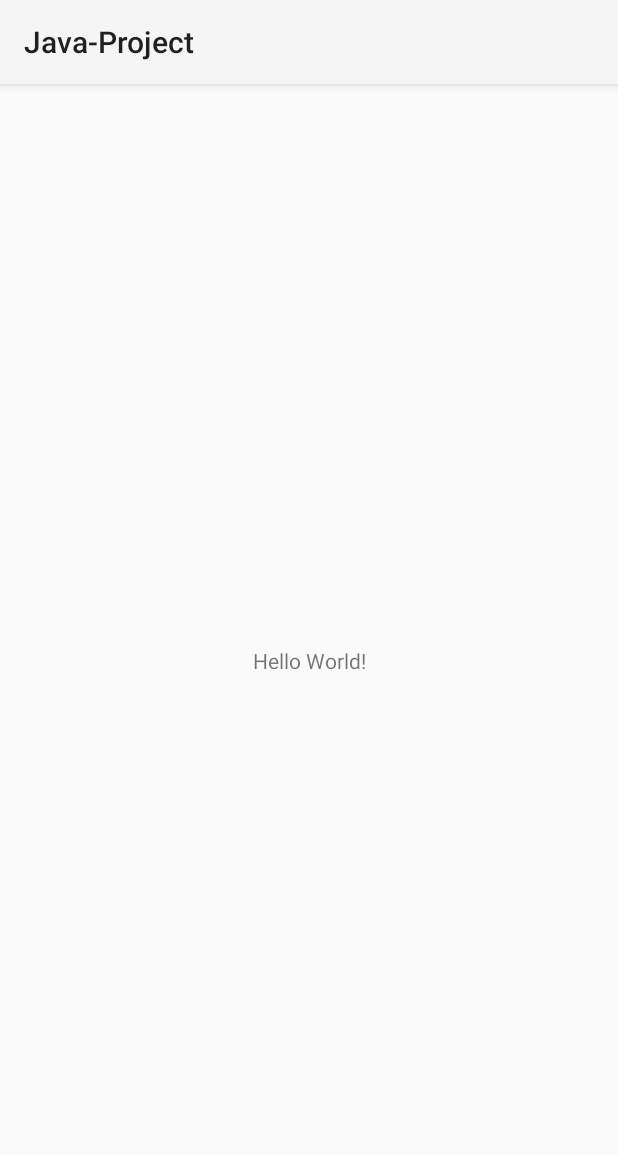
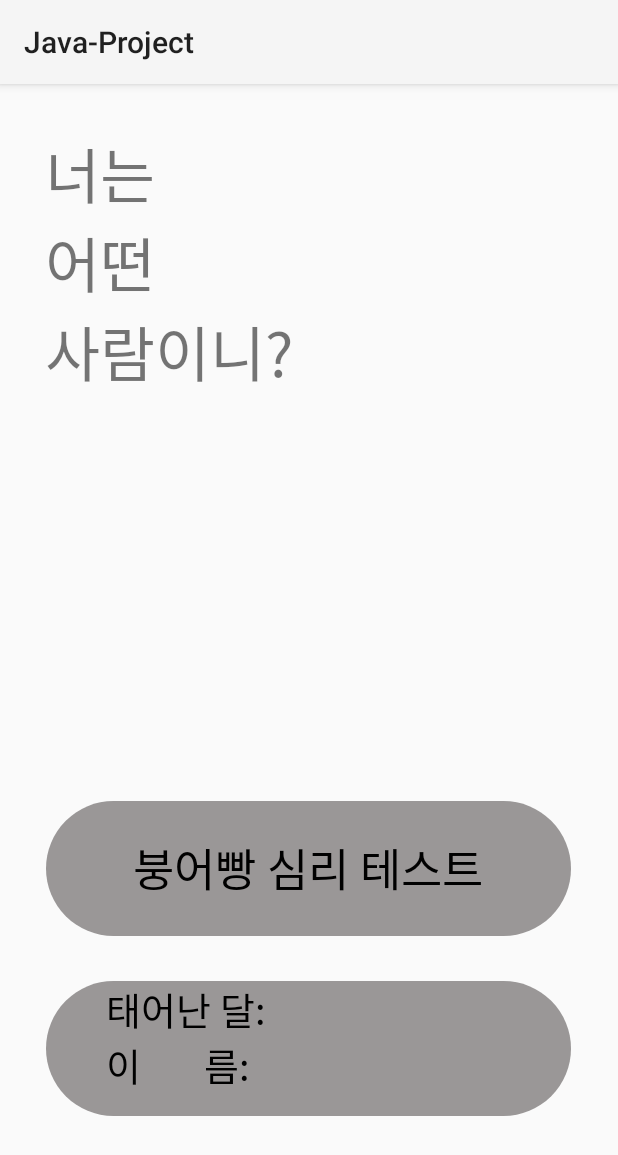
Before and after one commit to chaehyeon7/Java_Project, an Android app: the screen it shows after launch (MainActivity), on a phone screen of 412 x 824 dp. Shown: the top 1155 px of the screen. Run offline under Robolectric (Android 15) with nearby library versions, the phone set to English and light mode, and no system bars.

Commit message:
클릭 + 유형 레이아웃

```diff
--- a/app/src/main/java/kr/hs/emirim/chaehyeon/java_project/MainActivity.java
+++ b/app/src/main/java/kr/hs/emirim/chaehyeon/java_project/MainActivity.java
@@ -2,13 +2,61 @@ package kr.hs.emirim.chaehyeon.java_project;
 
 import androidx.appcompat.app.AppCompatActivity;
 
+import android.content.Intent;
 import android.os.Bundle;
+import android.view.View;
+import android.widget.Button;
+import android.widget.Toast;
 
-public class MainActivity extends AppCompatActivity {
+public class MainActivity extends AppCompatActivity implements View.OnClickListener {
+    Button button1;
+    Button button2;
 
     @Override
     protected void onCreate(Bundle savedInstanceState) {
         super.onCreate(savedInstanceState);
         setContentView(R.layout.activity_main);
+
+        button1 = findViewById(R.id.button1);
+        button2 = findViewById(R.id.button2);
+
+        button1=findViewById(R.id.button1);
+        button2=findViewById(R.id.button2);
+
+        button1.setOnClickListener(this);
+        button2.setOnClickListener(this);
+    }
+    @Override
+    public void onClick(View v){
+        switch(v.getId()){
+            case R.id.button1:
+                Toast.makeText(MainActivity.this, "버튼 1을 클릭하였습니다.", Toast.LENGTH_LONG).show();
+                break;
+            case R.id.button2:
+                Toast.makeText(MainActivity.this, "버튼 2을 클릭하였습니다.", Toast.LENGTH_LONG).show();
+                break;
+            default:
+                break;
+        }
     }
 }
+
+
+//        button1.setOnClickListener(new View.OnClickListener() {//버튼 이벤트 처리
+//
+//            @Override
+//            public void onClick(View view) {
+//                Toast.makeText(getApplicationContext(),"버튼 클릭 성공",Toast.LENGTH_SHORT).show();
+//                //버튼 클릭시 Toast 메세지"버튼 클릭 성공" 출력
+//            }
+//        });
+//
+//        button2.setOnClickListener(new View.OnClickListener() {
+//            @Override
+//            public void onClick(View view) {
+//                Toast.makeText(MainActivity.this, "버튼 2을 클릭하였습니다.", Toast.LENGTH_LONG).show();
+//            }
+//        });
+//    }
+//
+//}
--- a/app/src/main/res/layout/activity_main.xml
+++ b/app/src/main/res/layout/activity_main.xml
@@ -1,18 +1,45 @@
 <?xml version="1.0" encoding="utf-8"?>
-<androidx.constraintlayout.widget.ConstraintLayout xmlns:android="http://schemas.android.com/apk/res/android"
+<LinearLayout
+    xmlns:android="http://schemas.android.com/apk/res/android"
     xmlns:app="http://schemas.android.com/apk/res-auto"
     xmlns:tools="http://schemas.android.com/tools"
     android:layout_width="match_parent"
-    android:layout_height="match_parent"
-    tools:context=".MainActivity">
+    android:orientation="vertical"
+    android:layout_height="match_parent">
 
     <TextView
-        android:layout_width="wrap_content"
+        android:id="@+id/textView"
+        android:layout_width="357dp"
         android:layout_height="wrap_content"
-        android:text="Hello World!"
-        app:layout_constraintBottom_toBottomOf="parent"
-        app:layout_constraintLeft_toLeftOf="parent"
-        app:layout_constraintRight_toRightOf="parent"
-        app:layout_constraintTop_toTopOf="parent" />
+        android:layout_weight="1"
+        android:padding="30dp"
+        android:text="너는 \n어떤 \n사람이니?"
+        android:textSize="40dp"
+        tools:layout_marginTop="30dp" />
 
-</androidx.constraintlayout.widget.ConstraintLayout>
+    <Button
+        android:id="@+id/button1"
+        android:layout_width="350dp"
+        android:layout_height="90dp"
+        android:layout_gravity="center"
+        android:layout_margin="30dp"
+        android:background="@drawable/button_background"
+        android:text="붕어빵 심리 테스트"
+        android:textColor="#000000"
+        android:textSize="30dp"
+        app:backgroundTint="#9A5C5757" />
+
+    <Button
+        android:id="@+id/button2"
+        android:layout_width="350dp"
+        android:layout_height="90dp"
+        android:layout_gravity="center"
+        android:layout_marginBottom="80dp"
+        android:background="@drawable/button_background"
+        android:text="\t\t\t태어난 달:\n\t\t\t이       름:"
+        android:textColor="#000000"
+        android:textSize="25dp"
+        android:gravity="left"
+
+        app:backgroundTint="#9A5C5757" />
+</LinearLayout>
--- /dev/null
+++ b/app/src/main/res/layout/activity_type2.xml
@@ -0,0 +1,6 @@
+<?xml version="1.0" encoding="utf-8"?>
+<LinearLayout
+    xmlns:android="http://schemas.android.com/apk/res/android" android:layout_width="match_parent"
+    android:layout_height="match_parent">
+
+</LinearLayout>
```
Also changed, not shown: app/src/main/java/kr/hs/emirim/chaehyeon/java_project/activity_selection_screen.java (added, +14 -0 lines), app/src/main/res/drawable/board.xml (added, +28 -0 lines), app/src/main/res/layout/activity_home.xml (deleted, +0 -43 lines), app/src/main/res/layout/activity_main2.xml (added, +17 -0 lines), app/src/main/res/layout/activity_type1.xml (added, +39 -0 lines), app/src/main/res/drawable/bread_hair.png (added).
